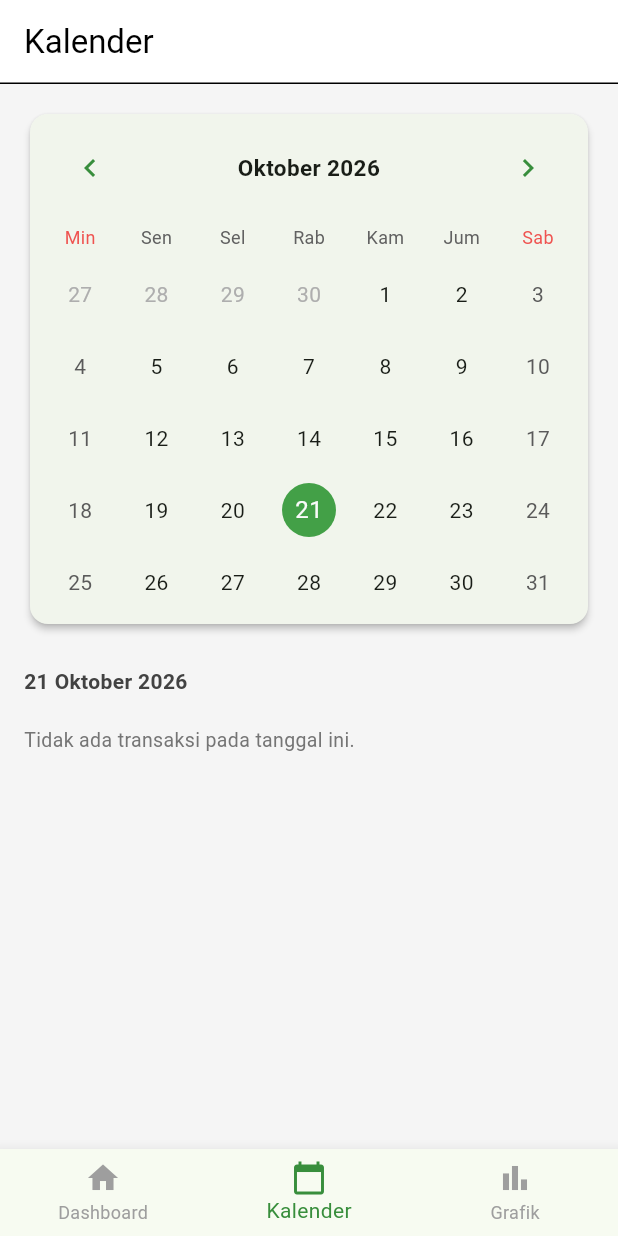
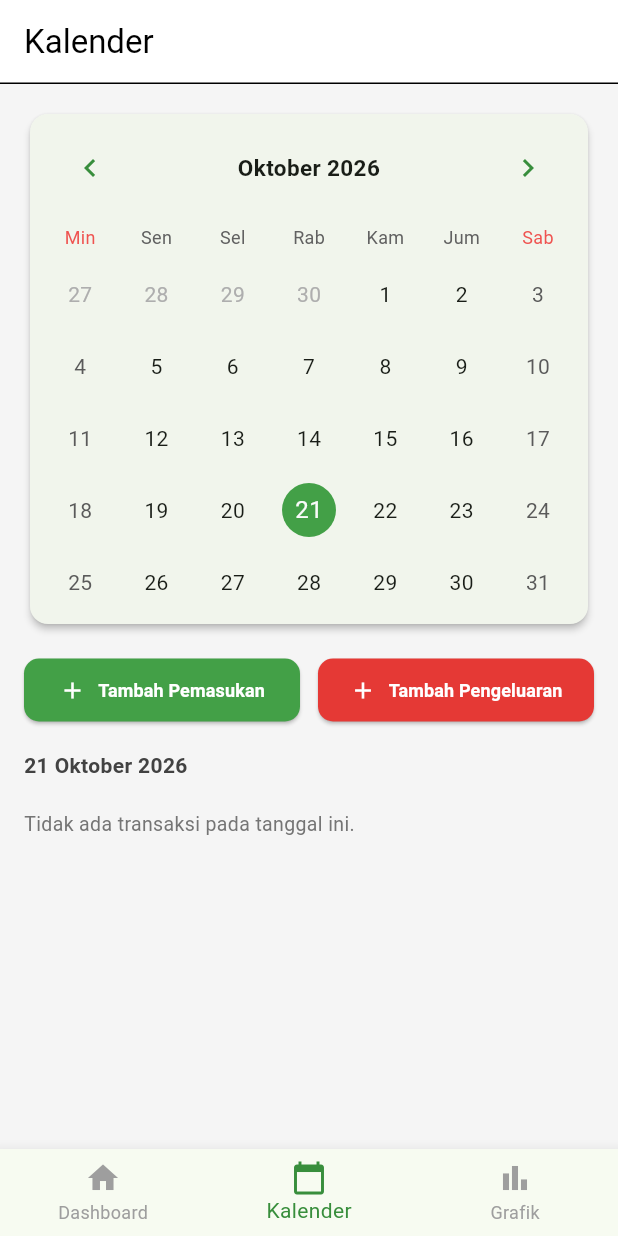
Before and after one commit to AdaniMaulidan/catat_keuangan, a Flutter app: the screen it shows after launch, item 2 of the bottom bar chosen, on a phone screen of 412 x 824 dp. Run offline on Flutter 3.47's test engine with Material 3 defaults, Android fonts, the phone set to English and light mode, and no system bars; drawn by our look-alikes of table_calendar; our stand-ins replace fl_chart, sqflite, sqflite_common_ffi, sqflite_common_ffi_web; accounts and stored records are empty.

Commit message:
feat: add quick action buttons on calendar for date-based transaction entry

```diff
--- a/lib/screens/calendar/calendar_screen.dart
+++ b/lib/screens/calendar/calendar_screen.dart
@@ -2,6 +2,8 @@ import 'package:flutter/material.dart';
 import '../../models/transaction_model.dart';
 import '../../repositories/transaction_repository.dart';
 import '../../widgets/calendar/transaction_calendar.dart';
+import '../income/income_form_screen.dart';
+import '../expense/expense_form_screen.dart';
 
 class CalendarScreen extends StatefulWidget {
   const CalendarScreen({super.key});
@@ -83,6 +85,74 @@ class _CalendarScreenState extends State<CalendarScreen> {
     return '${date.year}-$m-$d';
   }
 
+  Future<void> _navigateToAddIncome() async {
+    final result = await Navigator.of(context).push<bool>(
+      MaterialPageRoute(
+        builder: (_) => IncomeFormScreen(initialDate: _selectedDay),
+      ),
+    );
+    if (result == true) {
+      await _loadMonthData(_focusedDay);
+    }
+  }
+
+  Future<void> _navigateToAddExpense() async {
+    final result = await Navigator.of(context).push<bool>(
+      MaterialPageRoute(
+        builder: (_) => ExpenseFormScreen(initialDate: _selectedDay),
+      ),
+    );
+    if (result == true) {
+      await _loadMonthData(_focusedDay);
+    }
+  }
+
+  Widget _buildActionButtons() {
+    return Row(
+      children: [
+        Expanded(
+          child: ElevatedButton.icon(
+            onPressed: _navigateToAddIncome,
+            icon: const Icon(Icons.add, size: 18),
+            label: const Text(
+              'Tambah Pemasukan',
+              style: TextStyle(fontSize: 12, fontWeight: FontWeight.bold),
+            ),
+            style: ElevatedButton.styleFrom(
+              backgroundColor: Colors.green.shade600,
+              foregroundColor: Colors.white,
+              padding: const EdgeInsets.symmetric(vertical: 12),
+              shape: RoundedRectangleBorder(
+                borderRadius: BorderRadius.circular(10),
+              ),
+              elevation: 1,
+            ),
+          ),
+        ),
+        const SizedBox(width: 12),
+        Expanded(
+          child: ElevatedButton.icon(
+            onPressed: _navigateToAddExpense,
+            icon: const Icon(Icons.add, size: 18),
+            label: const Text(
+              'Tambah Pengeluaran',
+              style: TextStyle(fontSize: 12, fontWeight: FontWeight.bold),
+            ),
+            style: ElevatedButton.styleFrom(
+              backgroundColor: Colors.red.shade600,
+              foregroundColor: Colors.white,
+              padding: const EdgeInsets.symmetric(vertical: 12),
+              shape: RoundedRectangleBorder(
+                borderRadius: BorderRadius.circular(10),
+              ),
+              elevation: 1,
+            ),
+          ),
+        ),
+      ],
+    );
+  }
+
   @override
   Widget build(BuildContext context) {
     return Scaffold(
@@ -130,6 +200,8 @@ class _CalendarScreenState extends State<CalendarScreen> {
                   onPageChanged: _onPageChanged,
                 ),
                 const SizedBox(height: 16),
+                _buildActionButtons(),
+                const SizedBox(height: 8),
                 SelectedDayTransactionList(
                   selectedDay: _selectedDay,
                   transactions: _selectedDayTransactions,
```
Also changed, not shown: lib/screens/expense/expense_form_screen.dart (+8 -1 lines), lib/screens/income/income_form_screen.dart (+8 -1 lines).
